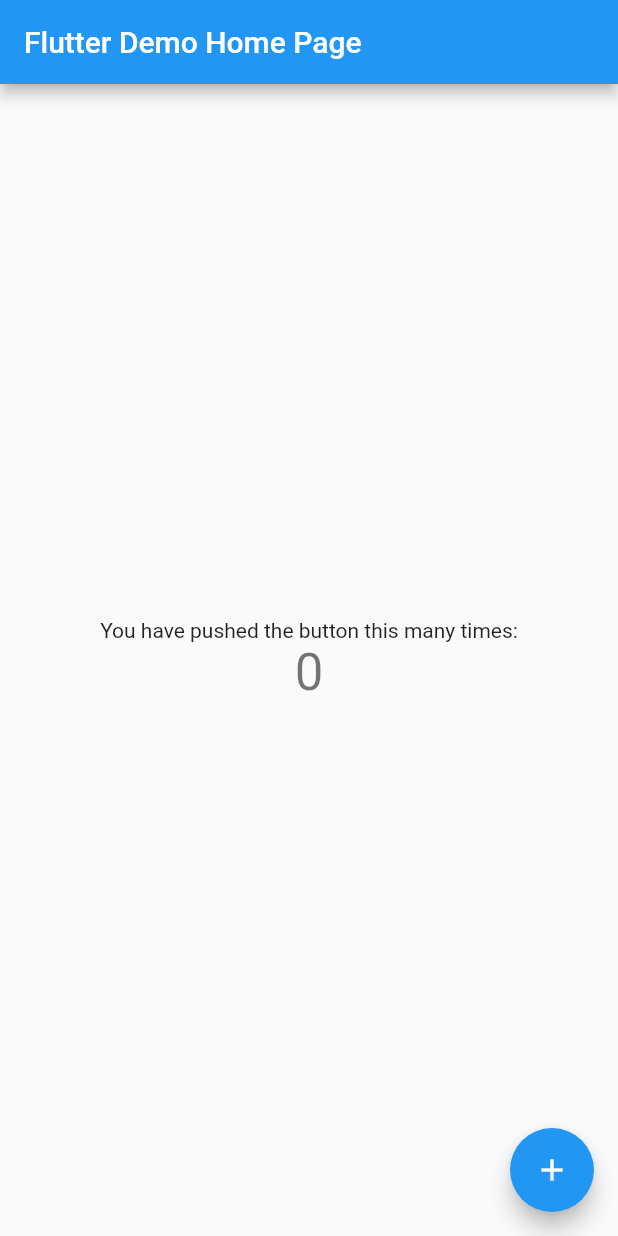
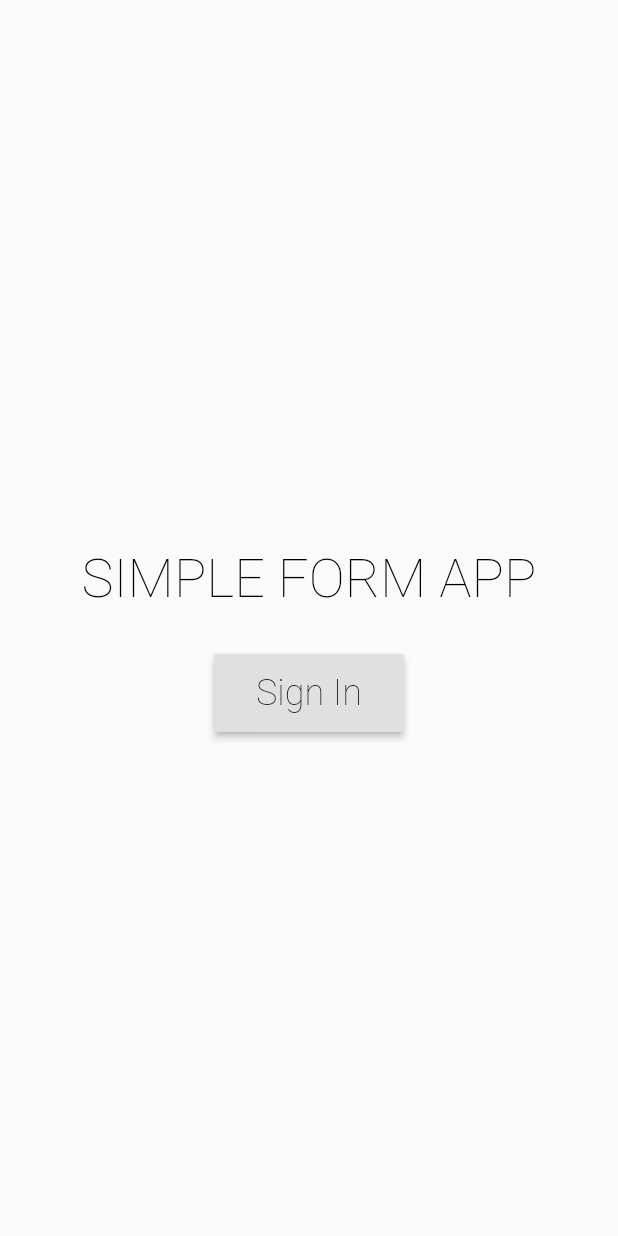
Before and after one commit to kappa-lab/simple_form_app, a Flutter app: the screen it shows after launch, on a phone screen of 412 x 824 dp. Run offline on Flutter 3.47's test engine with Material 2 defaults, Android fonts, the phone set to English and light mode, and no system bars.

Commit message:
add homepage

```diff
--- /dev/null
+++ b/lib/homepage.dart
@@ -0,0 +1,52 @@
+import 'package:flutter/material.dart';
+
+class HomePage extends StatefulWidget {
+  HomePage({Key key}) : super(key: key);
+  @override
+  _HomePageState createState() => new _HomePageState();
+}
+
+class _HomePageState extends State<HomePage> {
+  @override
+  Widget build(BuildContext context) {
+    return new Scaffold(
+      body: new Center(
+        child: new Column(
+            mainAxisAlignment: MainAxisAlignment.center,
+            mainAxisSize: MainAxisSize.max,
+            crossAxisAlignment: CrossAxisAlignment.center,
+            children: <Widget>[
+              new SizedBox(
+                  width: 400.0,
+                  height: 100.0,
+                  child: new Center(
+                      child: new Text(
+                    "SIMPLE FORM APP",
+                    style: new TextStyle(
+                        fontSize: 36.0,
+                        color: const Color(0xFF000000),
+                        fontWeight: FontWeight.w200,
+                        fontFamily: "Roboto"),
+                  ))),
+              new RaisedButton(
+                  key: null,
+                  onPressed: buttonPressed,
+                  color: const Color(0xFFe0e0e0),
+                  child: Padding(
+                    padding: EdgeInsets.all(12.0),
+                    child: Text("Sign In",
+                        style: new TextStyle(
+                            fontSize: 24.0,
+                            color: const Color(0xFF000000),
+                            fontWeight: FontWeight.w200,
+                            fontFamily: "Roboto")),
+                  ))
+            ]),
+      ),
+    );
+  }
+
+  void buttonPressed() {
+    debugPrint('aaaaaaaa');
+  }
+}
--- a/lib/main.dart
+++ b/lib/main.dart
@@ -1,109 +1,22 @@
 import 'package:flutter/material.dart';
+import 'homepage.dart';
 
-void main() => runApp(new MyApp());
+void main() {
+  runApp(new MyApp());
+}
 
 class MyApp extends StatelessWidget {
-  // This widget is the root of your application.
   @override
   Widget build(BuildContext context) {
     return new MaterialApp(
-      title: 'Flutter Demo',
+      title: 'Generated App',
       theme: new ThemeData(
-        // This is the theme of your application.
-        //
-        // Try running your application with "flutter run". You'll see the
-        // application has a blue toolbar. Then, without quitting the app, try
-        // changing the primarySwatch below to Colors.green and then invoke
-        // "hot reload" (press "r" in the console where you ran "flutter run",
-        // or press Run > Flutter Hot Reload in IntelliJ). Notice that the
-        // counter didn't reset back to zero; the application is not restarted.
         primarySwatch: Colors.blue,
+        primaryColor: const Color(0xFF2196f3),
+        accentColor: const Color(0xFF2196f3),
+        canvasColor: const Color(0xFFfafafa),
       ),
-      home: new MyHomePage(title: 'Flutter Demo Home Page'),
+      home: new HomePage(),
     );
   }
 }
-
-class MyHomePage extends StatefulWidget {
-  MyHomePage({Key key, this.title}) : super(key: key);
-
-  // This widget is the home page of your application. It is stateful, meaning
-  // that it has a State object (defined below) that contains fields that affect
-  // how it looks.
-
-  // This class is the configuration for the state. It holds the values (in this
-  // case the title) provided by the parent (in this case the App widget) and
-  // used by the build method of the State. Fields in a Widget subclass are
-  // always marked "final".
-
-  final String title;
-
-  @override
-  _MyHomePageState createState() => new _MyHomePageState();
-}
-
-class _MyHomePageState extends State<MyHomePage> {
-  int _counter = 0;
-
-  void _incrementCounter() {
-    setState(() {
-      // This call to setState tells the Flutter framework that something has
-      // changed in this State, which causes it to rerun the build method below
-      // so that the display can reflect the updated values. If we changed
-      // _counter without calling setState(), then the build method would not be
-      // called again, and so nothing would appear to happen.
-      _counter++;
-    });
-  }
-
-  @override
-  Widget build(BuildContext context) {
-    // This method is rerun every time setState is called, for instance as done
-    // by the _incrementCounter method above.
-    //
-    // The Flutter framework has been optimized to make rerunning build methods
-    // fast, so that you can just rebuild anything that needs updating rather
-    // than having to individually change instances of widgets.
-    return new Scaffold(
-      appBar: new AppBar(
-        // Here we take the value from the MyHomePage object that was created by
-        // the App.build method, and use it to set our appbar title.
-        title: new Text(widget.title),
-      ),
-      body: new Center(
-        // Center is a layout widget. It takes a single child and positions it
-        // in the middle of the parent.
-        child: new Column(
-          // Column is also layout widget. It takes a list of children and
-          // arranges them vertically. By default, it sizes itself to fit its
-          // children horizontally, and tries to be as tall as its parent.
-          //
-          // Invoke "debug paint" (press "p" in the console where you ran
-          // "flutter run", or select "Toggle Debug Paint" from the Flutter tool
-          // window in IntelliJ) to see the wireframe for each widget.
-          //
-          // Column has various properties to control how it sizes itself and
-          // how it positions its children. Here we use mainAxisAlignment to
-          // center the children vertically; the main axis here is the vertical
-          // axis because Columns are vertical (the cross axis would be
-          // horizontal).
-          mainAxisAlignment: MainAxisAlignment.center,
-          children: <Widget>[
-            new Text(
-              'You have pushed the button this many times:',
-            ),
-            new Text(
-              '$_counter',
-              style: Theme.of(context).textTheme.display1,
-            ),
-          ],
-        ),
-      ),
-      floatingActionButton: new FloatingActionButton(
-        onPressed: _incrementCounter,
-        tooltip: 'Increment',
-        child: new Icon(Icons.add),
-      ), // This trailing comma makes auto-formatting nicer for build methods.
-    );
-  }
-}
```
